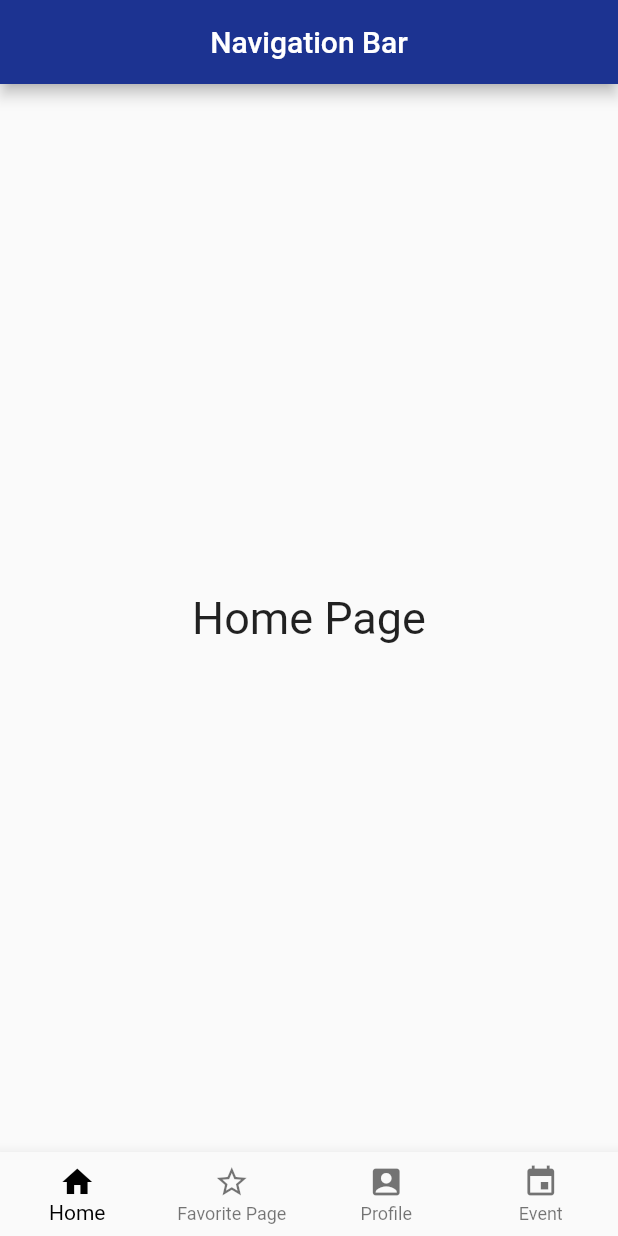
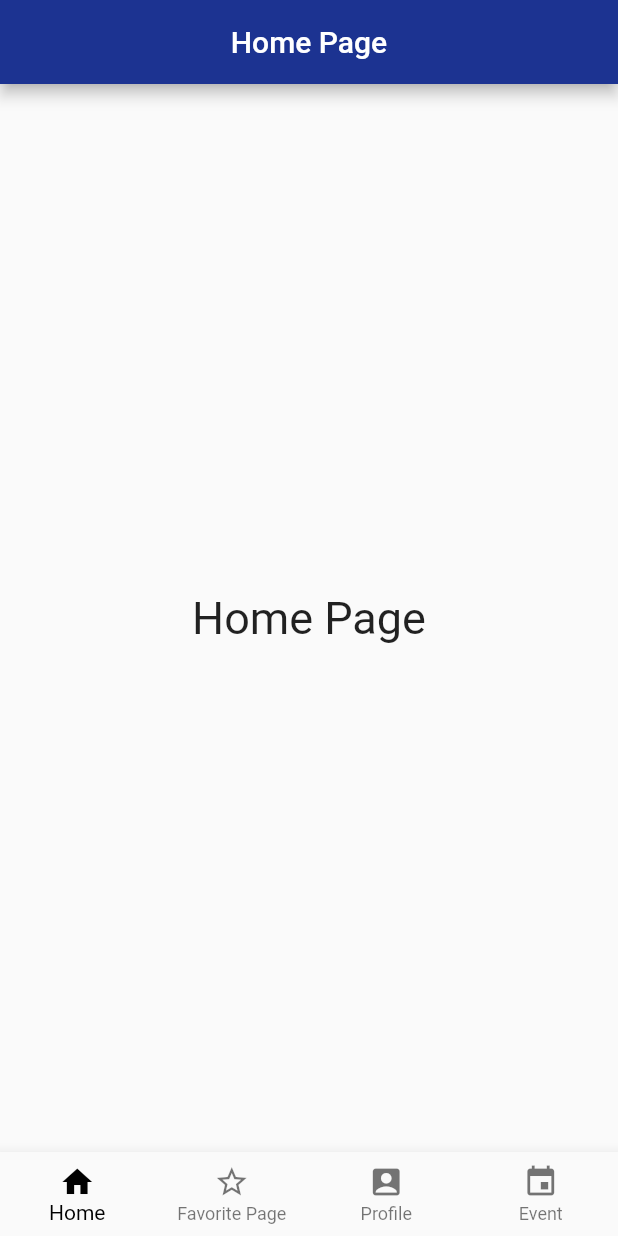
Before and after one commit to bhargav-dobariya/Flutter-Training2, a Flutter app: the screen it shows after launch, on a phone screen of 412 x 824 dp. Run offline on Flutter 3.47's test engine with Material 2 defaults, Android fonts, the phone set to English and light mode, and no system bars.

Commit message:
changes implemented

```diff
--- a/lib/screens/home_page.dart
+++ b/lib/screens/home_page.dart
@@ -1,5 +1,9 @@
 import 'package:alert_dialog/resources/color_assets.dart';
 import 'package:alert_dialog/resources/string_asset.dart';
+import 'package:alert_dialog/screens/event_page.dart';
+import 'package:alert_dialog/screens/favorite_page.dart';
+import 'package:alert_dialog/screens/home_screen.dart';
+import 'package:alert_dialog/screens/profile_page.dart';
 import 'package:flutter/material.dart';
 
 class HomePage extends StatefulWidget {
@@ -12,25 +16,14 @@ class HomePage extends StatefulWidget {
 class _HomePageState extends State<HomePage> {
   int currentIndex = 0;
   final screens = [
-    Center(
-        child: Text(StringAssets.txthomepage, style: TextStyle(fontSize: 30))),
-    Center(
-        child:
-            Text(StringAssets.txtfavoritepage, style: TextStyle(fontSize: 30))),
-    Center(
-        child:
-            Text(StringAssets.txtprofilepage, style: TextStyle(fontSize: 30))),
-    Center(
-        child: Text(StringAssets.txteventPage, style: TextStyle(fontSize: 30))),
+    HomeScreen(),
+    const FavoritePage(),
+    const ProfilePage(),
+    const EventPage(),
   ];
   @override
   Widget build(BuildContext context) {
     return Scaffold(
-      appBar: AppBar(
-        title: Text('Navigation Bar'),
-        centerTitle: true,
-        backgroundColor: ColorAsset.blueColor,
-      ),
       body: screens[currentIndex],
       bottomNavigationBar: BottomNavigationBar(
         selectedItemColor: ColorAsset.blackcolor,
--- /dev/null
+++ b/lib/screens/home_screen.dart
@@ -0,0 +1,26 @@
+import 'package:alert_dialog/resources/color_assets.dart';
+import 'package:alert_dialog/resources/string_asset.dart';
+import 'package:flutter/material.dart';
+
+class HomeScreen extends StatefulWidget {
+  HomeScreen({Key? key}) : super(key: key);
+
+  @override
+  State<HomeScreen> createState() => _HomeScreenState();
+}
+
+class _HomeScreenState extends State<HomeScreen> {
+  @override
+  Widget build(BuildContext context) {
+    return Scaffold(
+      appBar: AppBar(
+        title: Text(StringAssets.txthomepage),
+        centerTitle: true,
+        backgroundColor: ColorAsset.blueColor,
+      ),
+      body: Center(
+          child:
+              Text(StringAssets.txthomepage, style: TextStyle(fontSize: 30))),
+    );
+  }
+}
```
Also changed, not shown: lib/screens/event_page.dart (added, +26 -0 lines), lib/screens/favorite_page.dart (added, +26 -0 lines), lib/screens/profile_page.dart (added, +26 -0 lines).
